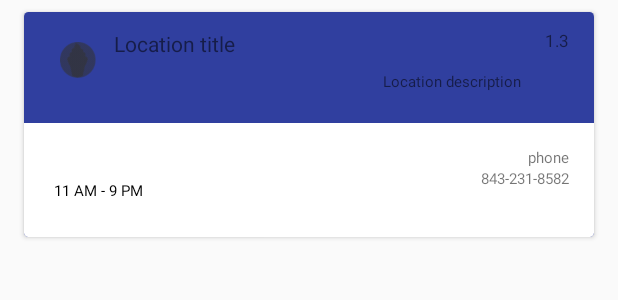
After one commit to szaske/loc8r, an Android app: the layout single_poi_map_card.xml on its own in the app's theme, with its tools: preview values and no code run, on a phone screen of 412 x 824 dp. The commit adds this screen. Shown: the top 300 px of the screen. Run offline under Robolectric (Android 15) with nearby library versions, the phone set to English and light mode, and no system bars.

Commit message:
Created ViewAdapter

```diff
--- /dev/null
+++ b/app/src/main/res/layout/single_poi_map_card.xml
@@ -0,0 +1,211 @@
+<?xml version="1.0" encoding="utf-8"?>
+<android.support.v7.widget.CardView
+    xmlns:android="http://schemas.android.com/apk/res/android"
+    xmlns:app="http://schemas.android.com/apk/res-auto"
+    xmlns:tools="http://schemas.android.com/tools"
+    android:id="@+id/map_view_location_card"
+    android:layout_width="match_parent"
+    android:layout_height="150dp"
+    android:layout_marginLeft="16dp"
+    android:layout_marginRight="16dp"
+    android:layout_marginTop="8dp"
+    android:background="?attr/colorPrimary"
+    app:cardCornerRadius="3dp"
+    tools:ignore="MissingPrefix">
+
+    <android.support.constraint.ConstraintLayout
+        android:id="@+id/constraint_upper_color"
+        android:layout_width="match_parent"
+        android:layout_height="match_parent"
+        android:background="?attr/colorPrimaryDark">
+
+        <View
+            android:id="@+id/upper_view"
+            android:layout_width="0dp"
+            android:layout_height="0dp"
+            android:layout_marginBottom="0dp"
+            android:layout_marginLeft="0dp"
+            android:layout_marginRight="0dp"
+            android:layout_marginTop="0dp"
+            app:layout_constraintBottom_toTopOf="@+id/guideline12"
+            app:layout_constraintHorizontal_bias="0.0"
+            app:layout_constraintLeft_toLeftOf="parent"
+            app:layout_constraintRight_toRightOf="parent"
+            app:layout_constraintTop_toTopOf="parent"
+            app:layout_constraintVertical_bias="0.0"/>
+
+        <View
+            android:id="@+id/white_view"
+            android:layout_width="0dp"
+            android:layout_height="0dp"
+            android:layout_marginBottom="0dp"
+            android:layout_marginLeft="0dp"
+            android:layout_marginRight="0dp"
+            android:layout_marginTop="0dp"
+            android:background="@android:color/white"
+            app:layout_constraintBottom_toBottomOf="parent"
+            app:layout_constraintHorizontal_bias="0.0"
+            app:layout_constraintLeft_toLeftOf="parent"
+            app:layout_constraintRight_toRightOf="parent"
+            app:layout_constraintTop_toTopOf="@+id/guideline12"
+            app:layout_constraintVertical_bias="0.0"/>
+
+        <FrameLayout
+            android:id="@+id/icon_frame_layout"
+            android:layout_width="wrap_content"
+            android:layout_height="wrap_content"
+            android:layout_marginLeft="0dp"
+            android:layout_marginStart="0dp"
+            app:layout_constraintLeft_toLeftOf="@+id/guideline10"
+            app:layout_constraintStart_toStartOf="@+id/guideline5"
+            app:layout_constraintTop_toTopOf="@+id/guideline11">
+
+            <ImageView
+                android:id="@+id/background_circle"
+                android:layout_width="wrap_content"
+                android:layout_height="wrap_content"
+                android:layout_gravity="center"
+                android:src="@drawable/purple_circle"/>
+
+            <ImageView
+                android:id="@+id/emoji"
+                android:layout_width="wrap_content"
+                android:layout_height="wrap_content"
+                android:layout_gravity="center"
+                android:layout_marginTop="0dp"
+                android:src="@drawable/ice_cream_icon"/>
+
+        </FrameLayout>
+
+        <TextView
+            android:id="@+id/location_name_tv"
+            android:layout_width="wrap_content"
+            android:layout_height="28sp"
+            android:layout_marginLeft="8dp"
+            android:layout_marginStart="8dp"
+            android:layout_marginTop="11dp"
+            app:layout_constraintLeft_toRightOf="@+id/icon_frame_layout"
+            app:layout_constraintTop_toTopOf="parent"
+            tools:text="Location title"/>
+
+        <TextView
+            android:id="@+id/location_description_tv"
+            android:layout_width="0dp"
+            android:layout_height="17dp"
+            android:layout_marginEnd="16dp"
+            android:layout_marginTop="8dp"
+            android:ellipsize="end"
+            android:maxLines="1"
+            android:textSize="@dimen/secondary_text_size"
+            app:layout_constraintBottom_toBottomOf="@+id/icon_frame_layout"
+            app:layout_constraintEnd_toStartOf="@+id/distance_num_tv"
+            app:layout_constraintLeft_toLeftOf="@+id/location_name_tv"
+            app:layout_constraintTop_toBottomOf="@+id/location_name_tv"
+            tools:text="Location description"/>
+
+        <TextView
+            android:id="@+id/distance_num_tv"
+            android:layout_width="wrap_content"
+            android:layout_height="wrap_content"
+            android:textSize="@dimen/body_text_size"
+            app:layout_constraintEnd_toStartOf="@+id/guideline13"
+            app:layout_constraintTop_toTopOf="@+id/location_name_tv"
+            tools:text="1.3"/>
+
+        <TextView
+            android:id="@+id/miles_mi_tv"
+            android:layout_width="wrap_content"
+            android:layout_height="wrap_content"
+            android:textSize="@dimen/secondary_text_size"
+            app:layout_constraintBottom_toBottomOf="@+id/location_description_tv"
+            app:layout_constraintEnd_toEndOf="@+id/distance_num_tv"
+            app:layout_constraintTop_toTopOf="@+id/location_description_tv"/>
+
+        <android.support.constraint.Guideline
+            android:id="@+id/guideline10"
+            android:layout_width="wrap_content"
+            android:layout_height="wrap_content"
+            android:orientation="vertical"
+            app:layout_constraintGuide_begin="7dp"/>
+
+        <android.support.constraint.Guideline
+            android:id="@+id/guideline11"
+            android:layout_width="wrap_content"
+            android:layout_height="wrap_content"
+            android:orientation="horizontal"
+            app:layout_constraintGuide_begin="16dp"/>
+
+        <android.support.constraint.Guideline
+            android:id="@+id/guideline12"
+            android:layout_width="wrap_content"
+            android:layout_height="wrap_content"
+            android:orientation="horizontal"
+            app:layout_constraintGuide_begin="74dp"/>
+
+        <android.support.constraint.Guideline
+            android:id="@+id/guideline13"
+            android:layout_width="wrap_content"
+            android:layout_height="wrap_content"
+            android:orientation="vertical"
+            app:layout_constraintGuide_end="17dp"/>
+
+        <TextView
+            android:id="@+id/hours_header_tv"
+            android:layout_width="wrap_content"
+            android:layout_height="wrap_content"
+            android:layout_marginTop="16dp"
+            android:textSize="@dimen/secondary_text_size"
+            app:layout_constraintLeft_toLeftOf="@+id/guideline5"
+            app:layout_constraintTop_toTopOf="@+id/guideline12"/>
+
+        <TextView
+            android:id="@+id/location_hours_tv"
+            android:layout_width="wrap_content"
+            android:layout_height="wrap_content"
+            android:layout_marginBottom="16dp"
+            android:layout_marginLeft="0dp"
+            android:layout_marginStart="0dp"
+            android:layout_marginTop="0dp"
+            android:textColor="@color/black"
+            android:textSize="@dimen/secondary_text_size"
+            app:layout_constraintBottom_toBottomOf="parent"
+            app:layout_constraintLeft_toLeftOf="@+id/hours_header_tv"
+            app:layout_constraintTop_toBottomOf="@+id/hours_header_tv"
+            tools:layout_editor_absoluteY="137dp"
+            tools:text="11 AM - 9 PM"/>
+
+        <TextView
+            android:id="@+id/phone_header_tv"
+            android:layout_width="wrap_content"
+            android:layout_height="wrap_content"
+            android:layout_marginEnd="0dp"
+            android:layout_marginRight="8dp"
+            android:text="phone"
+            android:textSize="@dimen/secondary_text_size"
+            app:layout_constraintEnd_toEndOf="@+id/location_phone_num_tv"
+            app:layout_constraintRight_toRightOf="parent"
+            app:layout_constraintTop_toTopOf="@+id/hours_header_tv"
+            />
+
+        <TextView
+            android:id="@+id/location_phone_num_tv"
+            android:layout_width="wrap_content"
+            android:layout_height="wrap_content"
+            android:layout_marginEnd="0dp"
+            android:layout_marginStart="0dp"
+            android:textSize="@dimen/secondary_text_size"
+            app:layout_constraintBottom_toBottomOf="@+id/location_hours_tv"
+            app:layout_constraintEnd_toStartOf="@+id/guideline13"
+            app:layout_constraintTop_toBottomOf="@+id/phone_header_tv"
+            app:layout_constraintVertical_bias="0.0"
+            tools:text="843-231-8582"/>
+
+        <android.support.constraint.Guideline
+            android:id="@+id/guideline5"
+            android:layout_width="wrap_content"
+            android:layout_height="wrap_content"
+            android:orientation="vertical"
+            app:layout_constraintGuide_begin="20dp"/>
+
+    </android.support.constraint.ConstraintLayout>
+</android.support.v7.widget.CardView>
--- a/app/src/main/res/values/colors.xml
+++ b/app/src/main/res/values/colors.xml
@@ -3,4 +3,5 @@
     <color name="colorPrimary">#3F51B5</color>
     <color name="colorPrimaryDark">#303F9F</color>
     <color name="colorAccent">#FF4081</color>
+    <color name="black">#000000</color>
 </resources>
--- /dev/null
+++ b/app/src/main/res/values/dimens.xml
@@ -0,0 +1,5 @@
+<?xml version="1.0" encoding="utf-8"?>
+<resources>
+    <dimen name="secondary_text_size">10dp</dimen>
+    <dimen name="body_text_size">11dp</dimen>
+</resources>
```
Also changed, not shown: app/src/main/java/com/loc8r/android/loc8r/adapters/poiRecyclerViewAdapter.java (added, +202 -0 lines), app/src/main/java/com/loc8r/android/loc8r/tests/mapPlusRecycler.java (+14 -8 lines), app/src/main/java/com/loc8r/android/loc8r/utils/LinearLayoutManagerWithSmoothScroller.java (added, +45 -0 lines), app/src/main/res/layout/test_activity_map_plus_recycler.xml (+23 -21 lines), app/src/main/res/drawable-hdpi/ice_cream_icon.png (added), app/src/main/res/drawable-hdpi/purple_circle.png (added), app/src/main/res/drawable-mdpi/ice_cream_icon.png (added), app/src/main/res/drawable-mdpi/purple_circle.png (added), app/src/main/res/drawable-xhdpi/ice_cream_icon.png (added), app/src/main/res/drawable-xhdpi/purple_circle.png (added), app/src/main/res/drawable-xxhdpi/ice_cream_icon.png (added), app/src/main/res/drawable-xxhdpi/purple_circle.png (added).
